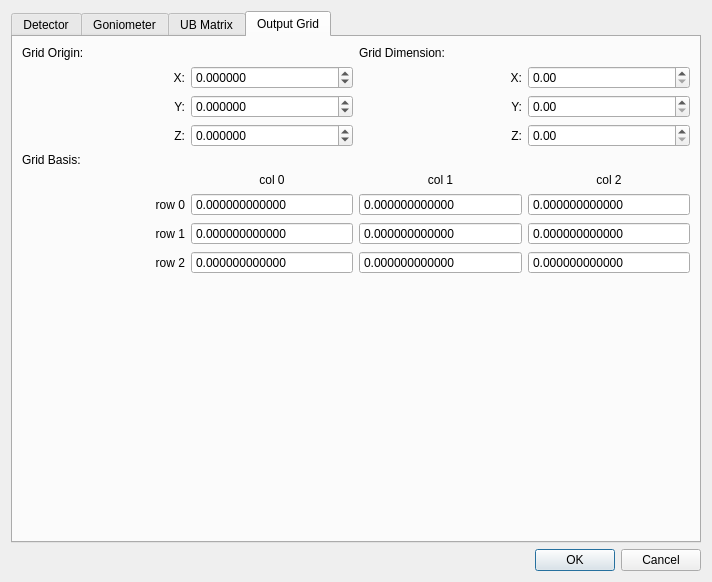
Qt form cctwqt/cctwqtsetuptransformdialog.ui (guyjennings/cctw) before a commit.
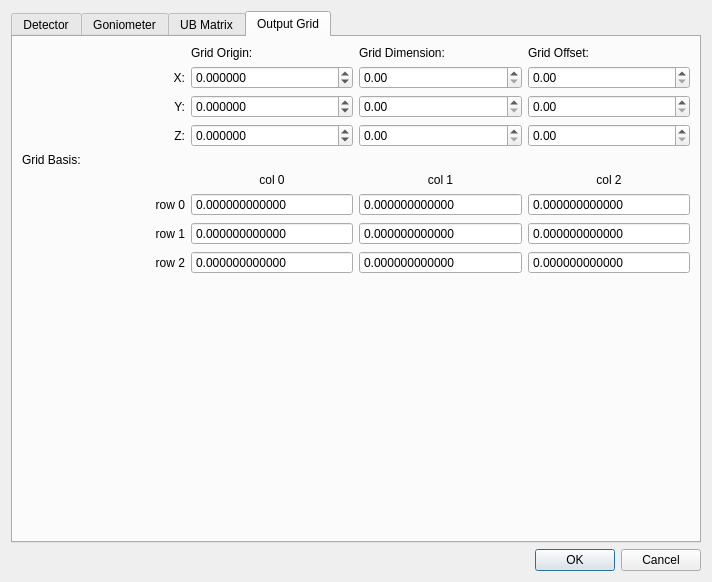
The same form after that commit. The open tabs and pages were chosen to show the change.

Commit message: Include grid offset in setup transform dialog

The edit to the form file:
```diff
--- a/cctwqt/cctwqtsetuptransformdialog.ui
+++ b/cctwqt/cctwqtsetuptransformdialog.ui
@@ -1188,20 +1188,6 @@
        <string>Output Grid</string>
       </attribute>
       <layout class="QGridLayout" name="gridLayout_5">
-       <item row="0" column="0" colspan="2">
-        <widget class="QLabel" name="label_49">
-         <property name="text">
-          <string>Grid Origin:</string>
-         </property>
-        </widget>
-       </item>
-       <item row="0" column="2" colspan="2">
-        <widget class="QLabel" name="label_50">
-         <property name="text">
-          <string>Grid Dimension:</string>
-         </property>
-        </widget>
-       </item>
        <item row="1" column="0">
         <widget class="QLabel" name="label_51">
          <property name="text">
@@ -1228,23 +1214,6 @@
          </property>
         </widget>
        </item>
-       <item row="1" column="2">
-        <widget class="QLabel" name="label_55">
-         <property name="text">
-          <string>X:</string>
-         </property>
-         <property name="alignment">
-          <set>Qt::AlignRight|Qt::AlignTrailing|Qt::AlignVCenter</set>
-         </property>
-        </widget>
-       </item>
-       <item row="1" column="3">
-        <widget class="QDoubleSpinBox" name="m_GridDimX">
-         <property name="maximum">
-          <double>100000.000000000000000</double>
-         </property>
-        </widget>
-       </item>
        <item row="2" column="0">
         <widget class="QLabel" name="label_52">
          <property name="text">
@@ -1271,23 +1240,6 @@
          </property>
         </widget>
        </item>
-       <item row="2" column="2">
-        <widget class="QLabel" name="label_56">
-         <property name="text">
-          <string>Y:</string>
-         </property>
-         <property name="alignment">
-          <set>Qt::AlignRight|Qt::AlignTrailing|Qt::AlignVCenter</set>
-         </property>
-        </widget>
-       </item>
-       <item row="2" column="3">
-        <widget class="QDoubleSpinBox" name="m_GridDimY">
-         <property name="maximum">
-          <double>100000.000000000000000</double>
-         </property>
-        </widget>
-       </item>
        <item row="3" column="0">
         <widget class="QLabel" name="label_53">
          <property name="text">
@@ -1314,23 +1266,6 @@
          </property>
         </widget>
        </item>
-       <item row="3" column="2">
-        <widget class="QLabel" name="label_54">
-         <property name="text">
-          <string>Z:</string>
-         </property>
-         <property name="alignment">
-          <set>Qt::AlignRight|Qt::AlignTrailing|Qt::AlignVCenter</set>
-         </property>
-        </widget>
-       </item>
-       <item row="3" column="3">
-        <widget class="QDoubleSpinBox" name="m_GridDimZ">
-         <property name="maximum">
-          <double>100000.000000000000000</double>
-         </property>
-        </widget>
-       </item>
        <item row="4" column="0" colspan="4">
         <widget class="QLabel" name="label_62">
          <property name="text">
@@ -1582,6 +1517,69 @@
          </property>
         </spacer>
        </item>
+       <item row="1" column="2">
+        <widget class="QDoubleSpinBox" name="m_GridDimX">
+         <property name="maximum">
+          <double>100000.000000000000000</double>
+         </property>
+        </widget>
+       </item>
+       <item row="2" column="2">
+        <widget class="QDoubleSpinBox" name="m_GridDimY">
+         <property name="maximum">
+          <double>100000.000000000000000</double>
+         </property>
+        </widget>
+       </item>
+       <item row="3" column="2">
+        <widget class="QDoubleSpinBox" name="m_GridDimZ">
+         <property name="maximum">
+          <double>100000.000000000000000</double>
+         </property>
+        </widget>
+       </item>
+       <item row="0" column="2">
+        <widget class="QLabel" name="label_50">
+         <property name="text">
+          <string>Grid Dimension:</string>
+         </property>
+        </widget>
+       </item>
+       <item row="0" column="3">
+        <widget class="QLabel" name="label_54">
+         <property name="text">
+          <string>Grid Offset:</string>
+         </property>
+        </widget>
+       </item>
+       <item row="1" column="3">
+        <widget class="QDoubleSpinBox" name="m_GridOffsetX">
+         <property name="maximum">
+          <double>100000.000000000000000</double>
+         </property>
+        </widget>
+       </item>
+       <item row="2" column="3">
+        <widget class="QDoubleSpinBox" name="m_GridOffsetY">
+         <property name="maximum">
+          <double>100000.000000000000000</double>
+         </property>
+        </widget>
+       </item>
+       <item row="3" column="3">
+        <widget class="QDoubleSpinBox" name="m_GridOffsetZ">
+         <property name="maximum">
+          <double>100000.000000000000000</double>
+         </property>
+        </widget>
+       </item>
+       <item row="0" column="1">
+        <widget class="QLabel" name="label_49">
+         <property name="text">
+          <string>Grid Origin:</string>
+         </property>
+        </widget>
+       </item>
       </layout>
      </widget>
     </widget>
```
The commit also changes 1 other file.
